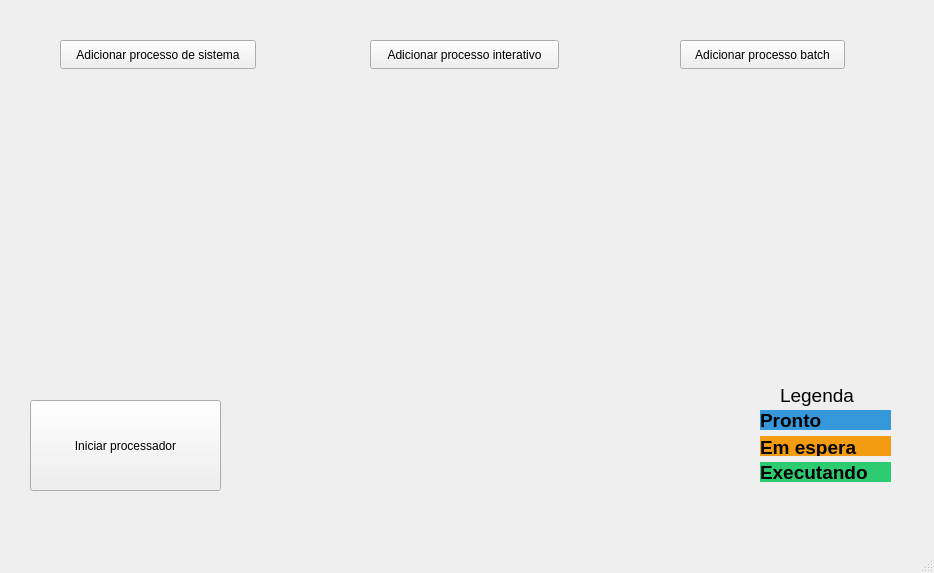
Before: the Qt Designer form interface/view.ui in M3nin0/schedulerPy, drawn with Qt 5.
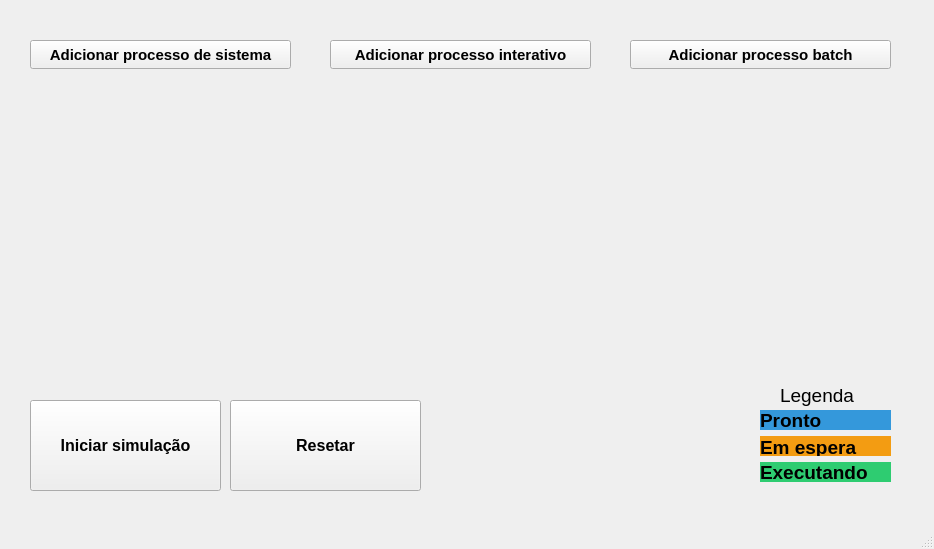
After: the same form once the commit is applied.

Commit message: Atualização da interface

```diff
--- a/interface/view.ui
+++ b/interface/view.ui
@@ -7,7 +7,7 @@
     <x>0</x>
     <y>0</y>
     <width>934</width>
-    <height>573</height>
+    <height>549</height>
    </rect>
   </property>
   <property name="windowTitle">
@@ -23,8 +23,15 @@
       <height>91</height>
      </rect>
     </property>
+    <property name="font">
+     <font>
+      <pointsize>12</pointsize>
+      <weight>75</weight>
+      <bold>true</bold>
+     </font>
+    </property>
     <property name="text">
-     <string>Iniciar processador</string>
+     <string>Iniciar simulação</string>
     </property>
    </widget>
    <widget class="QLabel" name="lbl_pronto_2">
@@ -150,15 +157,42 @@
      </rect>
     </property>
    </widget>
+   <widget class="QPushButton" name="btn_reset">
+    <property name="geometry">
+     <rect>
+      <x>230</x>
+      <y>400</y>
+      <width>191</width>
+      <height>91</height>
+     </rect>
+    </property>
+    <property name="font">
+     <font>
+      <pointsize>12</pointsize>
+      <weight>75</weight>
+      <bold>true</bold>
+     </font>
+    </property>
+    <property name="text">
+     <string>Resetar</string>
+    </property>
+   </widget>
    <widget class="QPushButton" name="btn_sistema">
     <property name="geometry">
      <rect>
-      <x>60</x>
+      <x>30</x>
       <y>40</y>
-      <width>196</width>
+      <width>261</width>
       <height>29</height>
      </rect>
     </property>
+    <property name="font">
+     <font>
+      <pointsize>11</pointsize>
+      <weight>75</weight>
+      <bold>true</bold>
+     </font>
+    </property>
     <property name="toolTip">
      <string>&lt;html&gt;&lt;head/&gt;&lt;body&gt;&lt;p&gt;&lt;br/&gt;&lt;/p&gt;&lt;/body&gt;&lt;/html&gt;</string>
     </property>
@@ -169,12 +203,19 @@
    <widget class="QPushButton" name="btn_interativo">
     <property name="geometry">
      <rect>
-      <x>370</x>
+      <x>330</x>
       <y>40</y>
-      <width>189</width>
+      <width>261</width>
       <height>29</height>
      </rect>
     </property>
+    <property name="font">
+     <font>
+      <pointsize>11</pointsize>
+      <weight>75</weight>
+      <bold>true</bold>
+     </font>
+    </property>
     <property name="text">
      <string>Adicionar processo interativo</string>
     </property>
@@ -182,12 +223,19 @@
    <widget class="QPushButton" name="btn_batch">
     <property name="geometry">
      <rect>
-      <x>680</x>
+      <x>630</x>
       <y>40</y>
-      <width>165</width>
+      <width>261</width>
       <height>29</height>
      </rect>
     </property>
+    <property name="font">
+     <font>
+      <pointsize>11</pointsize>
+      <weight>75</weight>
+      <bold>true</bold>
+     </font>
+    </property>
     <property name="text">
      <string>Adicionar processo batch</string>
     </property>
```
The commit also changes 1 other file.
